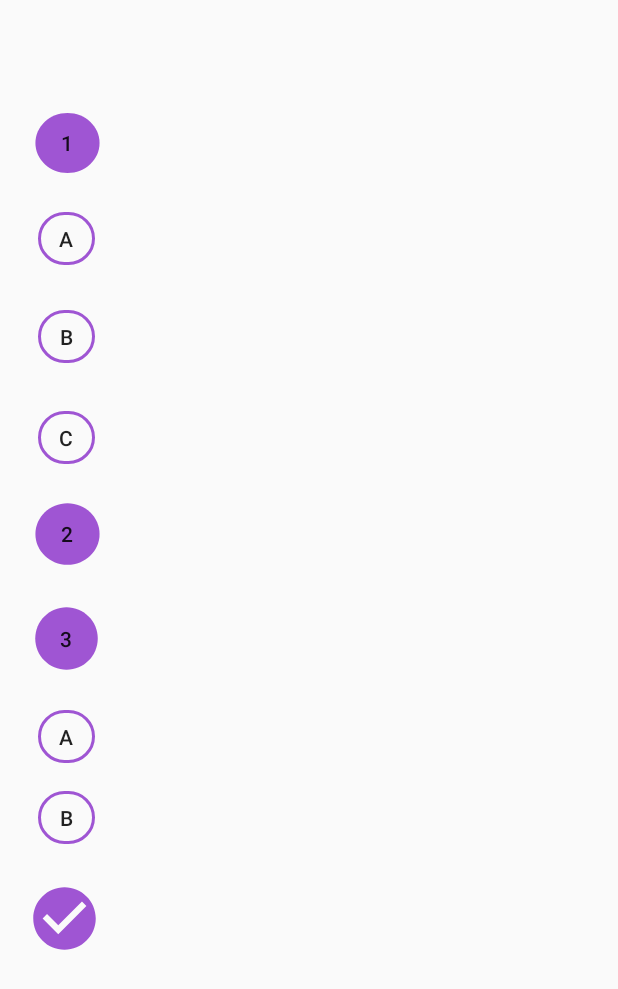
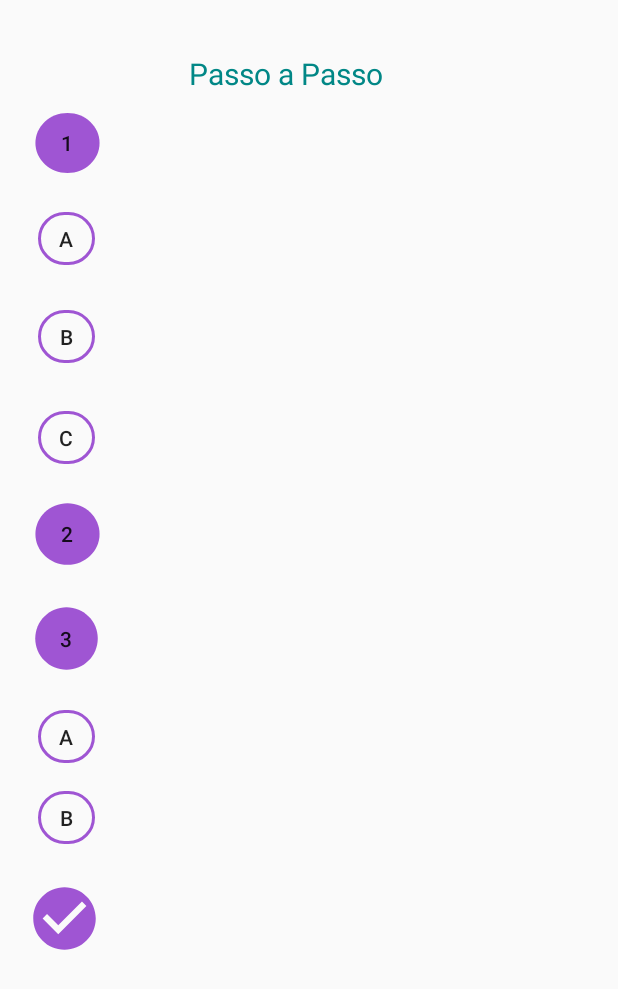
Before and after one commit to kiragb/Projeto_Clinica, an Android app: the Passo_a_Passo screen opened directly, with no data from a screen before it, on a phone screen of 412 x 824 dp. Shown: the top 989 px of the screen. Run offline under Robolectric (Android 15) with nearby library versions, the light colour scheme and no system bars.

Commit message:
Inserir TextView Passo a Passo

```diff
--- a/app/src/main/res/layout/activity_passo_apasso.xml
+++ b/app/src/main/res/layout/activity_passo_apasso.xml
@@ -126,4 +126,18 @@
         app:layout_constraintTop_toTopOf="parent"
         app:layout_constraintVertical_bias="0.347"></Button>
 
+    <TextView
+        android:id="@+id/textView2"
+        android:layout_width="wrap_content"
+        android:layout_height="wrap_content"
+        android:text="Passo a Passo"
+        android:textSize="20dp"
+        android:textColor="@color/teal_700"
+        app:layout_constraintBottom_toBottomOf="parent"
+        app:layout_constraintEnd_toEndOf="parent"
+        app:layout_constraintHorizontal_bias="0.445"
+        app:layout_constraintStart_toStartOf="parent"
+        app:layout_constraintTop_toTopOf="parent"
+        app:layout_constraintVertical_bias="0.044" />
+
 </androidx.constraintlayout.widget.ConstraintLayout>
```
